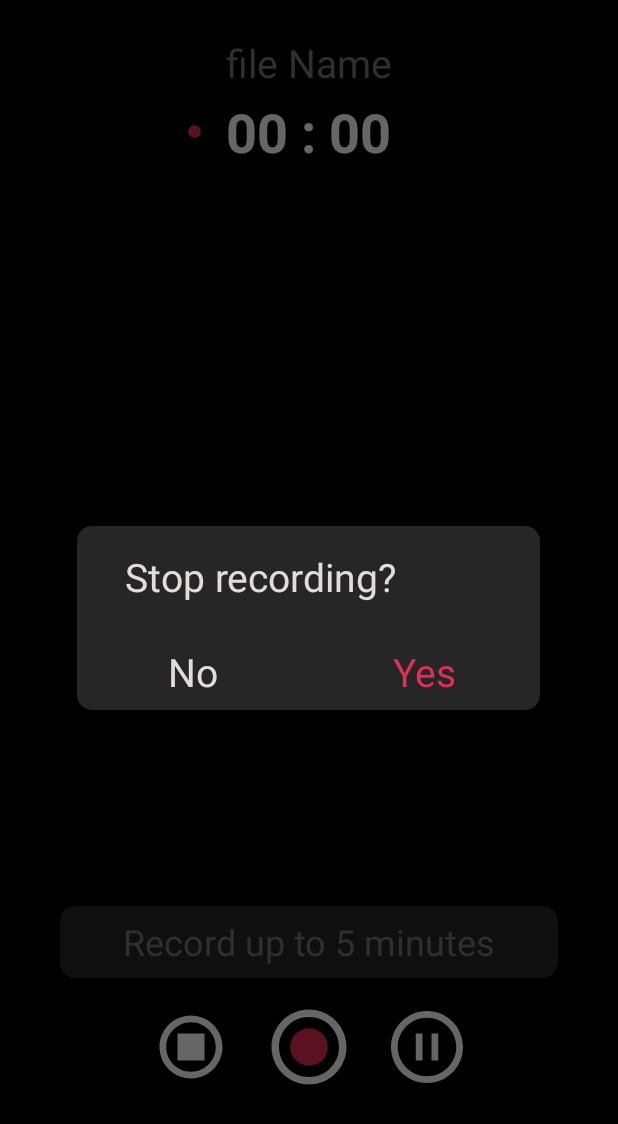
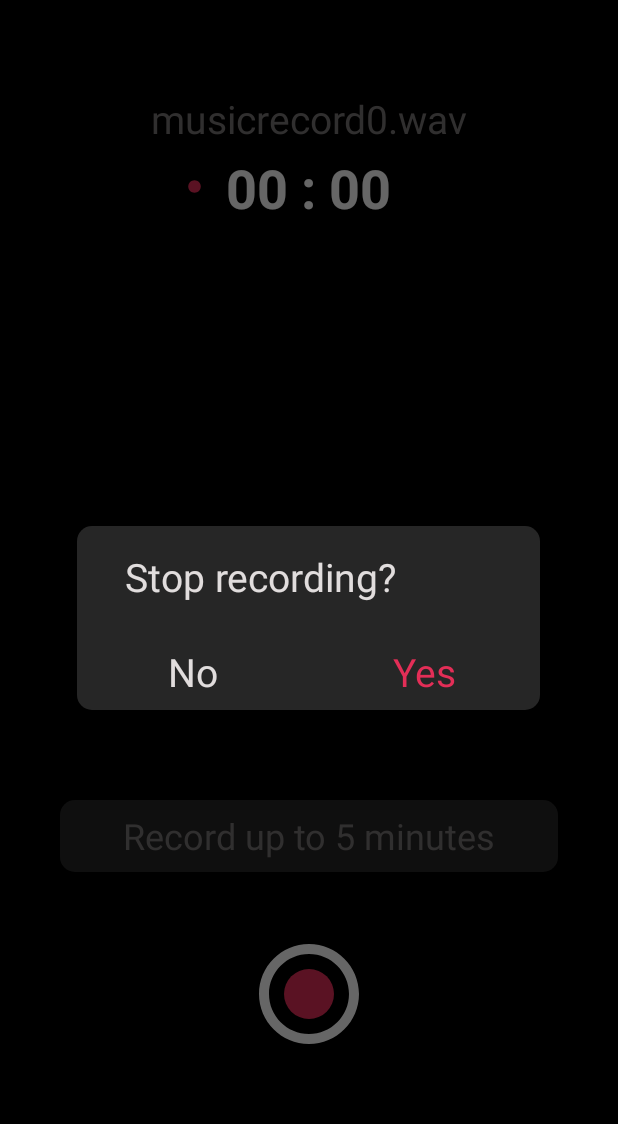
Before and after one commit to MisaengFly/ChordBox, an Android app: the RecordActivity screen opened directly, with no data from a screen before it, after a tap on an icon or button, on a phone screen of 412 x 824 dp. Shown: the top 1124 px of the screen. Run offline under Robolectric (Android 15) with nearby library versions, the phone set to English and light mode, and no system bars; libraries missing offline, so code that uses them is left out: com.github.squti.androidwaverecorder, com.google.android.exoplayer2; network calls fail; 5 statements that could not run were skipped; 1 other tap on this screen came first.

Commit message:
FEAT: 뷰와 텍스트 연결 - file의 이름과 생성날짜와 뷰 연결 - Dialog Nagative button 클릭시 파일 삭제
ADD : Recorder Visualizer 추가

```diff
--- a/ChordBox_android/app/build.gradle
+++ b/ChordBox_android/app/build.gradle
@@ -2,6 +2,7 @@ plugins {
     id 'com.android.application'
     id 'kotlin-android'
     id 'kotlin-parcelize'
+    id 'com.google.gms.google-services'
 }
 
 android {
@@ -60,4 +61,9 @@ dependencies {
     // Moshi
     implementation "com.squareup.moshi:moshi:$version_moshi"
     implementation "com.squareup.moshi:moshi-kotlin:$version_moshi"
+
+    // FCM
+    implementation platform('com.google.firebase:firebase-bom:28.4.2')
+    implementation 'com.google.firebase:firebase-analytics-ktx'
+    implementation 'com.google.firebase:firebase-messaging-ktx'
 }
--- a/ChordBox_android/app/src/main/java/com/misaengfly/chordbox/dialog/StopDialog.kt
+++ b/ChordBox_android/app/src/main/java/com/misaengfly/chordbox/dialog/StopDialog.kt
@@ -39,9 +39,10 @@ class StopDialog : DialogFragment() {
         positiveButton = view.findViewById(R.id.yes_btn)
         negativeButton = view.findViewById(R.id.no_btn)
 
+        val filePath = arguments?.getString("Path")
+        val file = File(filePath)
+
         positiveButton.setOnClickListener {
-            val filePath = arguments?.getString("Path")
-            val file = File(filePath)
             val requestFile = RequestBody.create(MediaType.parse("multipart/form-data"), file)
             val body = MultipartBody.Part.createFormData("audiofile", file.name, requestFile)
 
@@ -61,6 +62,7 @@ class StopDialog : DialogFragment() {
         }
         negativeButton.setOnClickListener {
             // 파일 삭제 하기
+            file.delete()
             dismiss()
         }
 
--- a/ChordBox_android/app/src/main/java/com/misaengfly/chordbox/player/ChordFragment.kt
+++ b/ChordBox_android/app/src/main/java/com/misaengfly/chordbox/player/ChordFragment.kt
@@ -9,6 +9,8 @@ import androidx.fragment.app.Fragment
 import androidx.lifecycle.lifecycleScope
 import com.misaengfly.chordbox.databinding.FragmentChordBinding
 import com.misaengfly.chordbox.record.SEEK_OVER_AMOUNT
+import com.misaengfly.chordbox.record.convertLongToDateTime
+import java.io.File
 import kotlin.math.sqrt
 
 class ChordFragment : Fragment() {
@@ -28,6 +30,9 @@ class ChordFragment : Fragment() {
 
         val bundle = arguments
         filePath = bundle?.getString("Path").toString()
+
+        binding.musicNameTv.text = File(filePath).name
+        binding.musicDateTv.text = File(filePath).lastModified().convertLongToDateTime()
 
         return binding.root
     }
--- a/ChordBox_android/app/src/main/java/com/misaengfly/chordbox/record/RecordActivity.kt
+++ b/ChordBox_android/app/src/main/java/com/misaengfly/chordbox/record/RecordActivity.kt
@@ -4,14 +4,20 @@ import android.Manifest
 import android.content.pm.PackageManager
 import android.os.Bundle
 import android.view.View
+import android.view.View.GONE
+import android.view.View.VISIBLE
 import android.widget.RadioButton
 import androidx.appcompat.app.AppCompatActivity
 import androidx.core.app.ActivityCompat
 import com.misaengfly.chordbox.R
 import com.misaengfly.chordbox.databinding.ActivityRecordBinding
 import com.misaengfly.chordbox.dialog.StopDialog
+import java.io.File
 
 private const val REQUEST_RECORD_AUDIO_PERMISSION = 200
+private const val RECORDING = 0
+private const val PAUSE = 1
+private const val STOP = 2
 
 class RecordActivity : AppCompatActivity() {
     private lateinit var binding: ActivityRecordBinding
@@ -49,24 +55,54 @@ class RecordActivity : AppCompatActivity() {
 
         // 버튼 이벤트 연결
         binding.recordBtn.setOnClickListener {
-            recorder.toggleRecording()
+            setButton(RECORDING)
         }
         binding.pauseBtn.setOnClickListener {
-            recorder.pauseRecording()
+            setButton(PAUSE)
         }
         binding.stopBtn.setOnClickListener {
-            recorder.stopRecording()
+            setButton(STOP)
         }
     }
 
     override fun onStart() {
         super.onStart()
         listenOnRecorderStates()
+        // File Name 보여주기
+        binding.recordFileNameTv.text = File(recorder.filePath).name
     }
 
     override fun onStop() {
         recorder.release()
         super.onStop()
+    }
+
+    private fun setButton(type: Int) {
+        when (type) {
+            RECORDING -> {
+                recorder.toggleRecording()
+                binding.recordBtn.visibility = GONE
+                binding.pauseBtn.visibility = VISIBLE
+                binding.stopBtn.visibility = VISIBLE
+            }
+            PAUSE -> {
+                binding.recordBtn.visibility = GONE
+                if (recorder.isRecording) {
+                    recorder.pauseRecording()
+                    binding.pauseBtn.setImageDrawable(getDrawable(R.drawable.ic_radio_checked))
+                }
+                else {
+                    recorder.toggleRecording()
+                    binding.pauseBtn.setImageDrawable(getDrawable(R.drawable.ic_pause))
+                }
+            }
+            STOP -> {
+                recorder.stopRecording()
+                binding.recordBtn.visibility = VISIBLE
+                binding.pauseBtn.visibility = GONE
+                binding.stopBtn.visibility = GONE
+            }
+        }
     }
 
     private fun listenOnRecorderStates() = with(binding) {
@@ -75,6 +111,7 @@ class RecordActivity : AppCompatActivity() {
 
             }
             onStop = {
+                recorderVisualizer.clear()
                 recordTimeView.text = 0L.formatAsTime()
                 StopDialog().apply {
                     arguments = Bundle().apply {
@@ -86,6 +123,11 @@ class RecordActivity : AppCompatActivity() {
 
             }
             onAmpListener = {
+                runOnUiThread {
+                    if (recorder.isRecording) {
+                        recorderVisualizer.addAmp(it, tickDuration)
+                    }
+                }
             }
             onTimeElapsed = {
                 runOnUiThread {
--- /dev/null
+++ b/ChordBox_android/app/src/main/java/com/misaengfly/chordbox/visualizer/RecorderVisualizer.kt
@@ -0,0 +1,46 @@
+package com.misaengfly.chordbox.visualizer
+
+import android.content.Context
+import android.util.AttributeSet
+
+class  RecorderVisualizer : BaseVisualizer {
+
+    constructor(context: Context?) : super(context)
+
+    constructor(
+        context: Context,
+        attrs: AttributeSet?,
+    ) : super(context, attrs)
+
+
+    constructor(
+        context: Context,
+        attrs: AttributeSet?,
+        defStyleAttr: Int,
+    ) : super(context, attrs, defStyleAttr)
+
+    private val tempAmps = mutableListOf<Int>()
+    fun addAmp(amp: Int, tickDuration: Int) {
+        this.tickDuration = tickDuration
+        this.tickPerBar = approximateBarDuration / (this.tickDuration)
+        this.barDuration = tickPerBar * this.tickDuration
+        this.tempAmps.add(amp)
+        if (tempAmps.size >= tickPerBar) {
+            this.amps.add(ampNormalizer.invoke(tempAmps.average().toInt()))
+            this.tempAmps.clear()
+        }
+        val lastBarPosition = if (tempAmps.size < tickPerBar) {
+            tickPerBar.toFloat() / (tickPerBar - tempAmps.size)
+        } else {
+            tickPerBar.toFloat()
+        }
+        this.cursorPosition = ((amps.size - 1) * tickPerBar).toFloat() + lastBarPosition
+        invalidate()
+    }
+
+    fun clear() {
+        amps.clear()
+        cursorPosition = 0f
+        invalidate()
+    }
+}
--- a/ChordBox_android/app/src/main/res/drawable/ic_pause.xml
+++ b/ChordBox_android/app/src/main/res/drawable/ic_pause.xml
@@ -1,6 +1,6 @@
 <vector xmlns:android="http://schemas.android.com/apk/res/android"
-    android:width="60dp"
-    android:height="60dp"
+    android:width="80dp"
+    android:height="80dp"
     android:viewportWidth="20"
     android:viewportHeight="20">
   <path
--- a/ChordBox_android/app/src/main/res/drawable/ic_radio_checked.xml
+++ b/ChordBox_android/app/src/main/res/drawable/ic_radio_checked.xml
@@ -1,6 +1,6 @@
 <vector xmlns:android="http://schemas.android.com/apk/res/android"
-    android:width="60dp"
-    android:height="60dp"
+    android:width="80dp"
+    android:height="80dp"
     android:viewportWidth="24"
     android:viewportHeight="24">
   <path
--- a/ChordBox_android/app/src/main/res/drawable/ic_recording.xml
+++ b/ChordBox_android/app/src/main/res/drawable/ic_recording.xml
@@ -1,5 +1,10 @@
-<vector android:height="48dp" android:tint="#E32E57"
-    android:viewportHeight="24" android:viewportWidth="24"
-    android:width="48dp" xmlns:android="http://schemas.android.com/apk/res/android">
-    <path android:fillColor="@android:color/white" android:pathData="M12,2C6.48,2 2,6.48 2,12s4.48,10 10,10 10,-4.48 10,-10S17.52,2 12,2z"/>
+<vector xmlns:android="http://schemas.android.com/apk/res/android"
+    android:width="48dp"
+    android:height="48dp"
+    android:tint="#E32E57"
+    android:viewportWidth="24"
+    android:viewportHeight="24">
+    <path
+        android:fillColor="@android:color/white"
+        android:pathData="M12,2C6.48,2 2,6.48 2,12s4.48,10 10,10 10,-4.48 10,-10S17.52,2 12,2z" />
 </vector>
--- a/ChordBox_android/app/src/main/res/drawable/ic_stop.xml
+++ b/ChordBox_android/app/src/main/res/drawable/ic_stop.xml
@@ -1,9 +1,10 @@
 <vector xmlns:android="http://schemas.android.com/apk/res/android"
-    android:width="60dp"
-    android:height="60dp"
-    android:viewportWidth="20"
-    android:viewportHeight="20">
-  <path
-      android:pathData="M10,3c-3.87,0 -7,3.13 -7,7c0,3.87 3.13,7 7,7s7,-3.13 7,-7C17,6.13 13.87,3 10,3zM10,15.5c-3.04,0 -5.5,-2.46 -5.5,-5.5c0,-3.04 2.46,-5.5 5.5,-5.5s5.5,2.46 5.5,5.5C15.5,13.04 13.04,15.5 10,15.5zM13,13H7V7h6V13z"
-      android:fillColor="#FFFFFF"/>
+    android:width="80dp"
+    android:height="80dp"
+    android:tint="#FFFFFF"
+    android:viewportWidth="24"
+    android:viewportHeight="24">
+    <path
+        android:fillColor="@android:color/white"
+        android:pathData="M12,2C6.48,2 2,6.48 2,12c0,5.52 4.48,10 10,10s10,-4.48 10,-10C22,6.48 17.52,2 12,2zM12,20c-4.42,0 -8,-3.58 -8,-8s3.58,-8 8,-8s8,3.58 8,8S16.42,20 12,20zM16,16H8V8h8V16z" />
 </vector>
--- a/ChordBox_android/app/src/main/res/layout/activity_record.xml
+++ b/ChordBox_android/app/src/main/res/layout/activity_record.xml
@@ -10,13 +10,14 @@
         android:id="@+id/record_file_name_tv"
         android:layout_width="wrap_content"
         android:layout_height="wrap_content"
-        android:layout_marginTop="24dp"
         android:text="file Name"
         android:textColor="#797575"
         android:textSize="26sp"
+        app:layout_constraintBottom_toTopOf="@+id/record_time_view"
         app:layout_constraintEnd_toEndOf="parent"
         app:layout_constraintStart_toStartOf="parent"
-        app:layout_constraintTop_toTopOf="parent" />
+        app:layout_constraintTop_toTopOf="parent"
+        app:layout_constraintVertical_chainStyle="packed" />
 
     <TextView
         android:id="@+id/record_time_view"
@@ -28,58 +29,73 @@
         android:textColor="@color/white"
         android:textSize="36sp"
         android:textStyle="bold"
+        app:layout_constraintBottom_toTopOf="@+id/recorder_visualizer"
         app:layout_constraintEnd_toEndOf="parent"
         app:layout_constraintHorizontal_bias="0.498"
         app:layout_constraintStart_toStartOf="parent"
         app:layout_constraintTop_toBottomOf="@+id/record_file_name_tv" />
 
+    <com.misaengfly.chordbox.visualizer.RecorderVisualizer
+        android:id="@+id/recorder_visualizer"
+        android:layout_width="match_parent"
+        android:layout_height="300dp"
+        app:layout_constraintBottom_toBottomOf="parent"
+        app:layout_constraintTop_toTopOf="parent"
+        app:layout_constraintVertical_bias="0.4" />
+
     <ImageButton
         android:id="@+id/stop_btn"
-        android:layout_width="60dp"
-        android:layout_height="60dp"
+        android:layout_width="80dp"
+        android:layout_height="80dp"
+        android:layout_marginTop="16dp"
         android:layout_marginBottom="96dp"
         android:backgroundTint="@color/black"
         android:src="@drawable/ic_stop"
+        android:visibility="gone"
         app:layout_constraintBottom_toBottomOf="parent"
         app:layout_constraintEnd_toStartOf="@+id/pause_btn"
-        app:layout_constraintStart_toStartOf="parent" />
+        app:layout_constraintStart_toStartOf="parent"
+        app:layout_constraintTop_toBottomOf="@+id/record_warning" />
 
     <ImageButton
         android:id="@+id/pause_btn"
-        android:layout_width="60dp"
-        android:layout_height="60dp"
+        android:layout_width="80dp"
+        android:layout_height="80dp"
         android:backgroundTint="@color/black"
         android:src="@drawable/ic_pause"
+        android:visibility="gone"
         app:layout_constraintEnd_toEndOf="parent"
         app:layout_constraintStart_toEndOf="@+id/stop_btn"
         app:layout_constraintTop_toTopOf="@+id/stop_btn" />
 
     <ImageButton
         android:id="@+id/record_btn"
-        android:layout_width="60dp"
-        android:layout_height="60dp"
+        android:layout_width="80dp"
+        android:layout_height="80dp"
+        android:layout_marginTop="16dp"
         android:layout_marginBottom="96dp"
         android:backgroundTint="@color/black"
         android:src="@drawable/ic_radio_checked"
         app:layout_constraintBottom_toBottomOf="parent"
         app:layout_constraintEnd_toEndOf="parent"
-        app:layout_constraintStart_toStartOf="parent" />
+        app:layout_constraintStart_toStartOf="parent"
+        app:layout_constraintTop_toBottomOf="@+id/record_warning" />
 
     <TextView
         android:id="@+id/record_warning"
         android:layout_width="0dp"
         android:layout_height="48dp"
         android:layout_marginStart="40dp"
+        android:layout_marginTop="24dp"
         android:layout_marginEnd="40dp"
-        android:layout_marginBottom="16dp"
+        android:background="@drawable/bg_record_limit"
+        android:gravity="center"
         android:text="Record up to 5 minutes"
         android:textColor="#797575"
         android:textSize="24sp"
-        android:gravity="center"
-        android:background="@drawable/bg_record_limit"
-        app:layout_constraintBottom_toTopOf="@+id/record_btn"
         app:layout_constraintEnd_toEndOf="parent"
-        app:layout_constraintStart_toStartOf="parent" />
+        app:layout_constraintStart_toStartOf="parent"
+        app:layout_constraintTop_toBottomOf="@+id/recorder_visualizer" />
 
     <ImageView
         android:id="@+id/recording_view"
--- a/ChordBox_android/build.gradle
+++ b/ChordBox_android/build.gradle
@@ -16,6 +16,7 @@ buildscript {
 
         // NOTE: Do not place your application dependencies here; they belong
         // in the individual module build.gradle files
+        classpath 'com.google.gms:google-services:4.3.10'
     }
 }
 
```
Also changed, not shown: ChordBox_android/app/src/main/java/com/misaengfly/chordbox/musiclist/MusicListViewModel.kt (+9 -10 lines), ChordBox_android/app/src/main/java/com/misaengfly/chordbox/record/Utils.kt (+8 -0 lines), ChordBox_android/app/src/main/res/drawable/ic_play.xml (+9 -4 lines), 1 other file.
